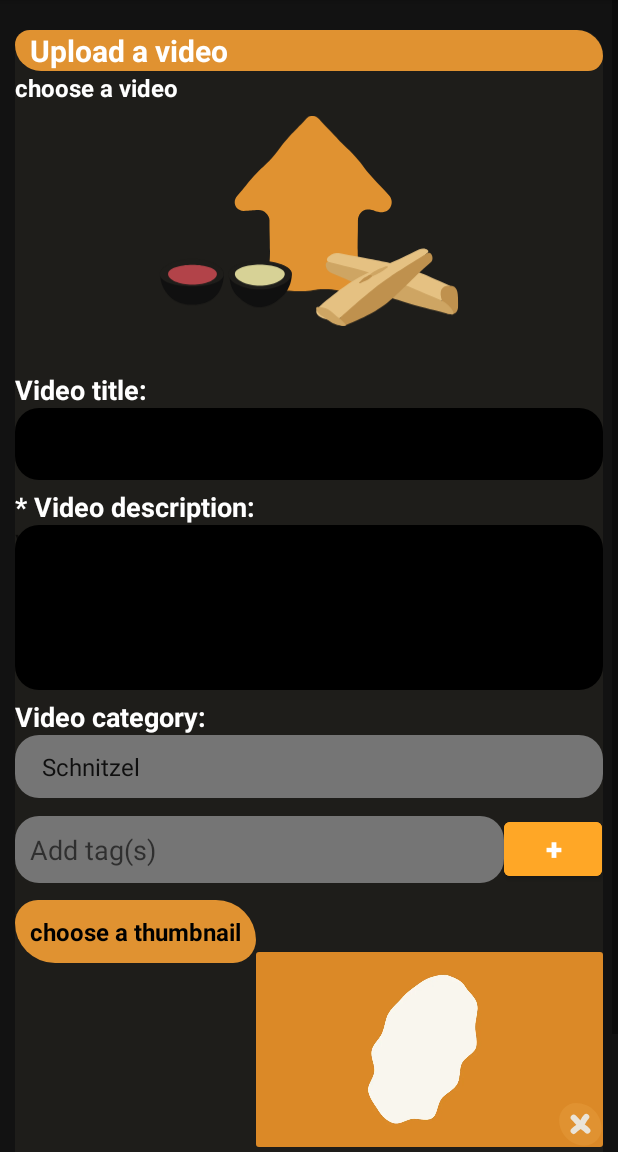
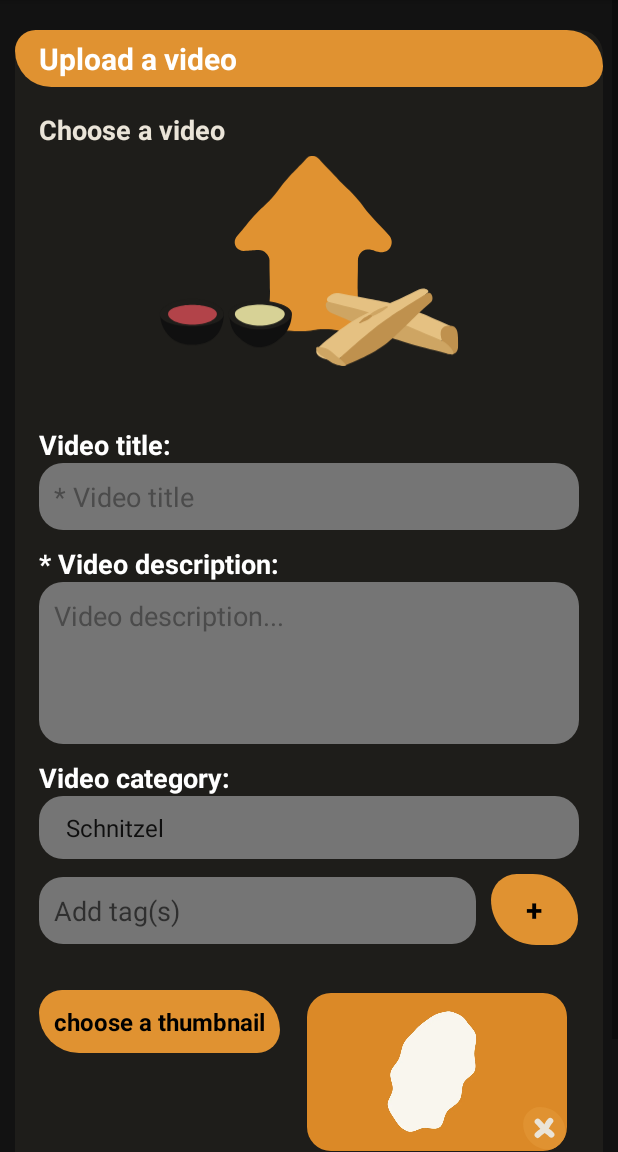
Before and after one commit to Mzhenian/CrispyCrumbsAndroid, an Android app: the fragment UploadVideoFragment placed in its activity, on a phone screen of 412 x 824 dp, the part 84-1236 px from its top. Run offline under Robolectric (Android 15) with nearby library versions, the phone set to English and light mode, and no system bars; our stand-ins replace Room's generated code; network calls fail; pictures from the network do not load.

Commit message:
fix front for upload video

```diff
--- a/app/src/main/res/layout/fragment_upload_video.xml
+++ b/app/src/main/res/layout/fragment_upload_video.xml
@@ -26,39 +26,35 @@
             app:layout_constraintBottom_toBottomOf="parent"
             app:layout_constraintEnd_toEndOf="parent"
             app:layout_constraintStart_toStartOf="parent"
-            app:layout_constraintTop_toTopOf="parent">
-
+            app:layout_constraintTop_toTopOf="parent"
+            >
 
             <TextView
                 android:id="@+id/TitleUploadVideo"
                 android:layout_width="match_parent"
                 android:layout_height="wrap_content"
                 android:background="@drawable/diff_round_corners_orange"
-                android:paddingHorizontal="10dp"
+                android:paddingTop="5dp"
+                android:paddingBottom="5dp"
+                android:paddingHorizontal="16dp"
                 android:text="Upload a video"
                 android:textColor="@color/absolute_ofek_white"
                 android:textSize="20sp"
                 android:textStyle="bold" />
 
+
+        <LinearLayout
+            android:layout_width="match_parent"
+            android:layout_height="wrap_content"
+            android:orientation="vertical"
+            android:layout_margin="16dp">
+
+
         <RelativeLayout
                 android:id="@+id/chooseVideo"
                 android:layout_width="match_parent"
                 android:layout_height="200dp"
-
                 android:gravity="center">
-
-                <!--                <ProgressBar-->
-                <!--                    android:id="@+id/progressBar"-->
-                <!--                    style="?android:attr/progressBarStyleHorizontal"-->
-                <!--                    android:layout_width="0dp"-->
-                <!--                    android:layout_height="200dp"-->
-                <!--                    android:indeterminateDrawable="@android:drawable/progress_indeterminate_horizontal"-->
-                <!--                    android:progressDrawable="@android:drawable/progress_horizontal"-->
-                <!--                    android:visibility="invisible"-->
-                <!--                    app:layout_constraintBottom_toBottomOf="parent"-->
-                <!--                    app:layout_constraintEnd_toEndOf="parent"-->
-                <!--                    app:layout_constraintStart_toStartOf="parent"-->
-                <!--                    app:layout_constraintTop_toTopOf="parent" />-->
 
                 <Button
                     android:id="@+id/btnChooseVideo"
@@ -73,14 +69,10 @@
             <TextView
                 android:id="@+id/txtChooseVideo"
                 android:layout_width="wrap_content"
-                    android:layout_height="200dp"
-                    android:layout_alignParentStart="true"
-                    android:layout_alignParentTop="true"
-                    android:text="choose a video"
+                android:layout_height="wrap_content"
+                android:text="Choose a video"
                 android:textAppearance="@style/TextAppearance.BoldText"
-                    android:textColor="@color/black"
-                    android:textSize="16sp"
-                    android:textStyle="bold" />
+                android:textColor="@color/black_div" />
 
                 <ImageView
                     android:id="@+id/video_holder"
@@ -99,6 +91,7 @@
                 android:layout_width="wrap_content"
                 android:layout_height="wrap_content"
                 android:text="Video title:    "
+                android:layout_marginTop="10dp"
                 android:textAppearance="@style/TextAppearance.BoldText"
                 android:textColor="@color/black"
                 android:textStyle="bold" />
@@ -107,19 +100,20 @@
                 android:id="@+id/etVideoTitle"
                 android:layout_width="match_parent"
                 android:layout_height="wrap_content"
+                android:layout_weight="1"
                 android:background="@drawable/round_corners_white"
-                android:backgroundTint="@color/white"
-                android:ems="10"
                 android:hint="* Video title"
+                android:imeOptions="actionNext"
                 android:inputType="text"
-                android:minHeight="48dp"
-                android:textColor="@color/black" />
+                android:padding="10dp"
+                android:paddingVertical="@dimen/activity_vertical_margin"
+                android:textColorHint="@color/gray_light" />
 
             <TextView
                 android:id="@+id/VideoDescription"
                 android:layout_width="wrap_content"
                 android:layout_height="wrap_content"
-                android:layout_marginTop="5dp"
+                android:layout_marginTop="10dp"
                 android:text="* Video description:    "
                 android:textAppearance="@style/TextAppearance.BoldText"
                 android:textColor="@color/black"
@@ -129,19 +123,20 @@
                 android:id="@+id/etVideoDescription"
                 android:layout_width="match_parent"
                 android:layout_height="wrap_content"
+                android:layout_weight="1"
                 android:background="@drawable/round_corners_white"
-                android:backgroundTint="@color/white"
-                android:ems="10"
-                android:gravity="top"
                 android:hint="Video description...\n\n\n\n"
-                android:inputType="text|textMultiLine"
-                android:textColor="@color/black" />
+                android:imeOptions="actionNext"
+                android:inputType="text"
+                android:padding="10dp"
+                android:paddingVertical="@dimen/activity_vertical_margin"
+                android:textColorHint="@color/gray_light" />
 
             <TextView
                 android:id="@+id/tvCategory"
                 android:layout_width="wrap_content"
                 android:layout_height="wrap_content"
-                android:layout_marginTop="5dp"
+                android:layout_marginTop="10dp"
                 android:text="@string/video_category"
                 android:textAppearance="@style/TextAppearance.BoldText"
                 android:textColor="@color/black"
@@ -173,16 +168,22 @@
                     android:singleLine="true"
                     android:textColor="@color/black" />
 
-                <Button
+                <TextView
                     android:id="@+id/btnAddVideoTag"
+
                     android:layout_width="0dp"
                     android:layout_height="wrap_content"
                     android:layout_weight="0.2"
-                    android:backgroundTint="@color/crispy_orange_dark"
+                    android:background="@drawable/diff_round_corners_orange"
+                    android:gravity="center"
+                    android:padding="10dp"
                     android:text="+"
-                    android:textColor="@color/black"
+                    android:textColor="@color/white"
                     android:textSize="20sp"
-                    android:textStyle="bold" />
+                    android:textStyle="bold"
+                    android:layout_marginLeft="10dp"
+                    />
+
 
             </LinearLayout>
 
@@ -193,52 +194,75 @@
                 tools:layoutManager="LinearLayoutManager"
                 tools:listitem="@layout/tag_item"
                 tools:orientation="horizontal"
-                android:paddingBottom="10dp"
-                tools:spanCount="5" />
+                android:layout_marginBottom="10dp"
+                tools:spanCount="5"
+                android:layout_marginTop="10dp"/>
 
             <LinearLayout
                 android:id="@+id/chooseThumbnail"
                 android:layout_width="match_parent"
-                android:layout_height="200dp"
+                android:layout_height="130dp"
                 android:gravity="center"
-                android:orientation="horizontal">
+                android:orientation="horizontal"
+                >
 
                 <TextView
                     android:id="@+id/txtChooseThumbnail"
                     android:layout_width="wrap_content"
                     android:layout_height="wrap_content"
                     android:layout_gravity="top"
+                    android:layout_marginTop="10dp"
                     android:background="@drawable/diff_round_corners_orange"
                     android:padding="10dp"
                     android:text="choose a thumbnail"
                     android:textAppearance="@style/TextAppearance.BoldText"
                     android:textColor="@color/white"
                     android:textSize="16sp"
-                    android:textStyle="bold" />
+                    android:textStyle="bold"
+                    android:layout_marginRight="10dp"/>
 
                 <androidx.cardview.widget.CardView
                     android:layout_width="wrap_content"
                     android:layout_height="wrap_content"
                     android:layout_weight="1"
+                    android:layout_margin="8dp"
+                    app:cardCornerRadius="16dp"
                     app:cardBackgroundColor="@color/transparent"
                     android:outlineSpotShadowColor="@color/transparent">
 
+                <androidx.constraintlayout.widget.ConstraintLayout
+                    android:layout_width="wrap_content"
+                    android:layout_height="wrap_content"
+                    android:layout_gravity="center">
+
                     <ImageView
                         android:id="@+id/thumbnailImageHolder"
-                        android:layout_width="wrap_content"
-                        android:layout_height="wrap_content"
+                        android:layout_width="0dp"
+                        android:layout_height="105dp"
                         android:scaleType="centerCrop"
                         android:adjustViewBounds="true"
-                        android:src="@drawable/default_video_thumbnail" />
-
+                        android:src="@drawable/default_video_thumbnail"
+                        app:layout_constraintDimensionRatio="16:9"
+                        app:layout_constraintTop_toTopOf="parent"
+                        app:layout_constraintBottom_toBottomOf="parent"
+                        app:layout_constraintStart_toStartOf="parent"
+                        app:layout_constraintEnd_toEndOf="parent"
+                        app:layout_constraintWidth_default="spread"
+                        app:layout_constraintHeight_default="spread"/>
 
                     <ImageView
                         android:id="@+id/btn_delete_thumbnail"
                         android:layout_width="wrap_content"
                         android:layout_height="wrap_content"
                         android:layout_gravity="bottom|end"
+                        app:layout_constraintBottom_toBottomOf="parent"
+                        app:layout_constraintEnd_toEndOf="parent"
                         app:srcCompat="@drawable/delete_x_inverted" />
+
+                </androidx.constraintlayout.widget.ConstraintLayout>
+
             </androidx.cardview.widget.CardView>
+
         </LinearLayout>
 
 
@@ -263,7 +287,7 @@
                     android:backgroundTint="#00FFFFFF"
                     android:src="@drawable/cancel_upload" />
             </LinearLayout>
-
+        </LinearLayout>
         </LinearLayout>
     </ScrollView>
 
--- a/app/src/main/res/layout/tag_item.xml
+++ b/app/src/main/res/layout/tag_item.xml
@@ -4,7 +4,9 @@
     android:layout_height="wrap_content"
     android:background="@drawable/round_corners_white"
     android:orientation="horizontal"
-    android:padding="8dp">
+    android:padding="8dp"
+    android:layout_marginRight="10dp"
+    >
 
     <TextView
         android:id="@+id/tvTag"
@@ -14,7 +16,8 @@
         android:backgroundTint="@color/ofek_white"
         android:text="TagHolder"
         android:textColor="@color/black"
-        android:textSize="20sp" />
+        android:textSize="20sp"
+        />
 
     <ImageView
         android:id="@+id/imageView2"
```
Lines whose indentation alone changed are shown as unchanged.
